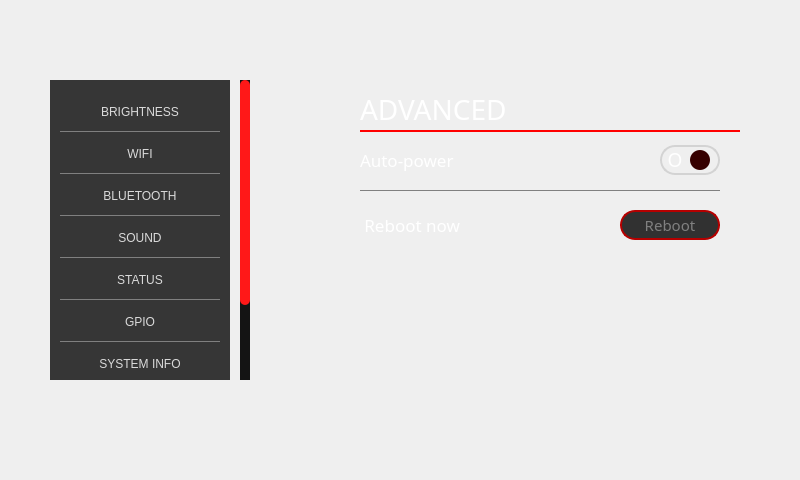
Above: GUI_WIDGETS/Settings/design_settings.ui from PortiESP/PortiOS before the change. Below: the same form after it.
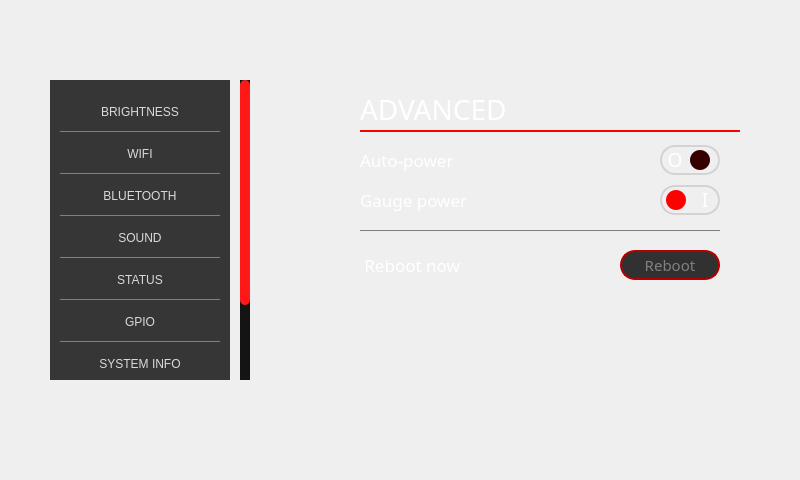
That is the form after the change. Icons and pictures are not drawn.

```diff
--- a/GUI_WIDGETS/Settings/design_settings.ui
+++ b/GUI_WIDGETS/Settings/design_settings.ui
@@ -3829,7 +3829,7 @@
        <property name="geometry">
         <rect>
          <x>0</x>
-         <y>100</y>
+         <y>140</y>
          <width>370</width>
          <height>20</height>
         </rect>
@@ -3859,7 +3859,7 @@
        <property name="geometry">
         <rect>
          <x>0</x>
-         <y>120</y>
+         <y>160</y>
          <width>370</width>
          <height>50</height>
         </rect>
@@ -4087,6 +4087,164 @@
         </widget>
        </widget>
       </widget>
+      <widget class="QFrame" name="p_advanced_autoPower_2">
+       <property name="geometry">
+        <rect>
+         <x>0</x>
+         <y>100</y>
+         <width>370</width>
+         <height>40</height>
+        </rect>
+       </property>
+       <widget class="QLabel" name="label_117">
+        <property name="geometry">
+         <rect>
+          <x>10</x>
+          <y>5</y>
+          <width>240</width>
+          <height>30</height>
+         </rect>
+        </property>
+        <property name="maximumSize">
+         <size>
+          <width>250</width>
+          <height>16777215</height>
+         </size>
+        </property>
+        <property name="font">
+         <font>
+          <family>Bahnschrift SemiLight</family>
+          <pointsize>13</pointsize>
+         </font>
+        </property>
+        <property name="styleSheet">
+         <string notr="true">color:white;</string>
+        </property>
+        <property name="text">
+         <string>Gauge power</string>
+        </property>
+       </widget>
+       <widget class="QFrame" name="frame_cb_9">
+        <property name="geometry">
+         <rect>
+          <x>310</x>
+          <y>0</y>
+          <width>60</width>
+          <height>40</height>
+         </rect>
+        </property>
+        <widget class="QFrame" name="a_border_8">
+         <property name="geometry">
+          <rect>
+           <x>0</x>
+           <y>5</y>
+           <width>60</width>
+           <height>30</height>
+          </rect>
+         </property>
+         <property name="styleSheet">
+          <string notr="true">QFrame{
+	border-radius:15px;
+	border:2px solid gray; 
+	border-color: rgb(211, 211, 211);
+}
+QLabel{
+	border:none; 
+	color:white;
+	margin-bottom:1px;
+}</string>
+         </property>
+         <property name="frameShape">
+          <enum>QFrame::StyledPanel</enum>
+         </property>
+         <property name="frameShadow">
+          <enum>QFrame::Raised</enum>
+         </property>
+         <widget class="QLabel" name="label_118">
+          <property name="geometry">
+           <rect>
+            <x>0</x>
+            <y>0</y>
+            <width>30</width>
+            <height>30</height>
+           </rect>
+          </property>
+          <property name="font">
+           <font>
+            <family>Bahnschrift SemiBold</family>
+            <pointsize>14</pointsize>
+           </font>
+          </property>
+          <property name="text">
+           <string>O</string>
+          </property>
+          <property name="alignment">
+           <set>Qt::AlignCenter</set>
+          </property>
+         </widget>
+         <widget class="QLabel" name="label_119">
+          <property name="geometry">
+           <rect>
+            <x>30</x>
+            <y>0</y>
+            <width>30</width>
+            <height>30</height>
+           </rect>
+          </property>
+          <property name="font">
+           <font>
+            <family>Bahnschrift SemiBold</family>
+            <pointsize>14</pointsize>
+           </font>
+          </property>
+          <property name="text">
+           <string>I</string>
+          </property>
+          <property name="alignment">
+           <set>Qt::AlignCenter</set>
+          </property>
+         </widget>
+        </widget>
+        <widget class="QCheckBox" name="bearing_advancedGaugePowerCheckbox">
+         <property name="geometry">
+          <rect>
+           <x>0</x>
+           <y>0</y>
+           <width>60</width>
+           <height>40</height>
+          </rect>
+         </property>
+         <property name="styleSheet">
+          <string notr="true">QCheckBox{
+	background:none;
+}
+QCheckBox::indicator{
+	height:20px;
+	width:20px;
+	border-radius:10px;
+
+}
+QCheckBox::indicator:unchecked{
+	margin-left:6px;
+	background-color: rgb(255, 0, 0);
+
+}
+QCheckBox::indicator:checked{
+	margin-left:30px;
+	background:rgb(54, 0, 0);
+
+	
+}</string>
+         </property>
+         <property name="text">
+          <string/>
+         </property>
+         <property name="checked">
+          <bool>false</bool>
+         </property>
+        </widget>
+       </widget>
+      </widget>
      </widget>
     </widget>
    </widget>
```
Left out of the diff: 12 changed lines with no effect on the pictures.
